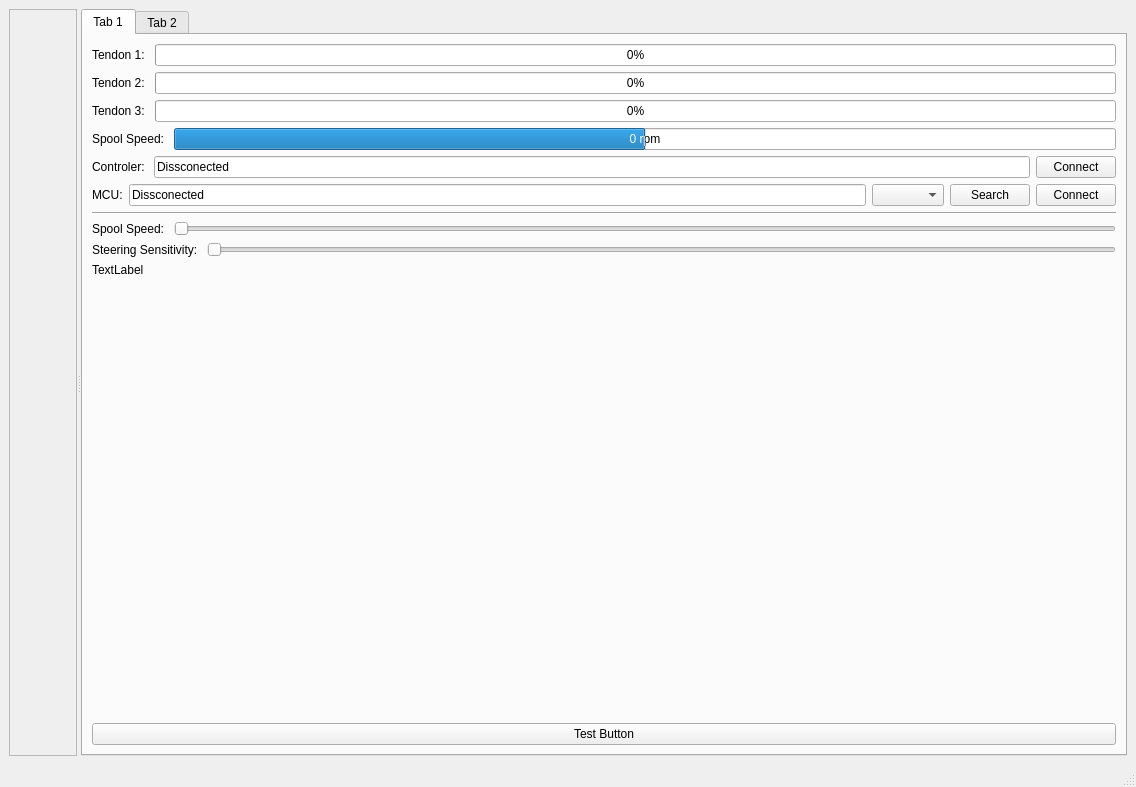
Before: the Qt Designer form supervisor/generated_ui/main.ui in crummyh/stem-research-2025-2026, drawn with Qt 5.
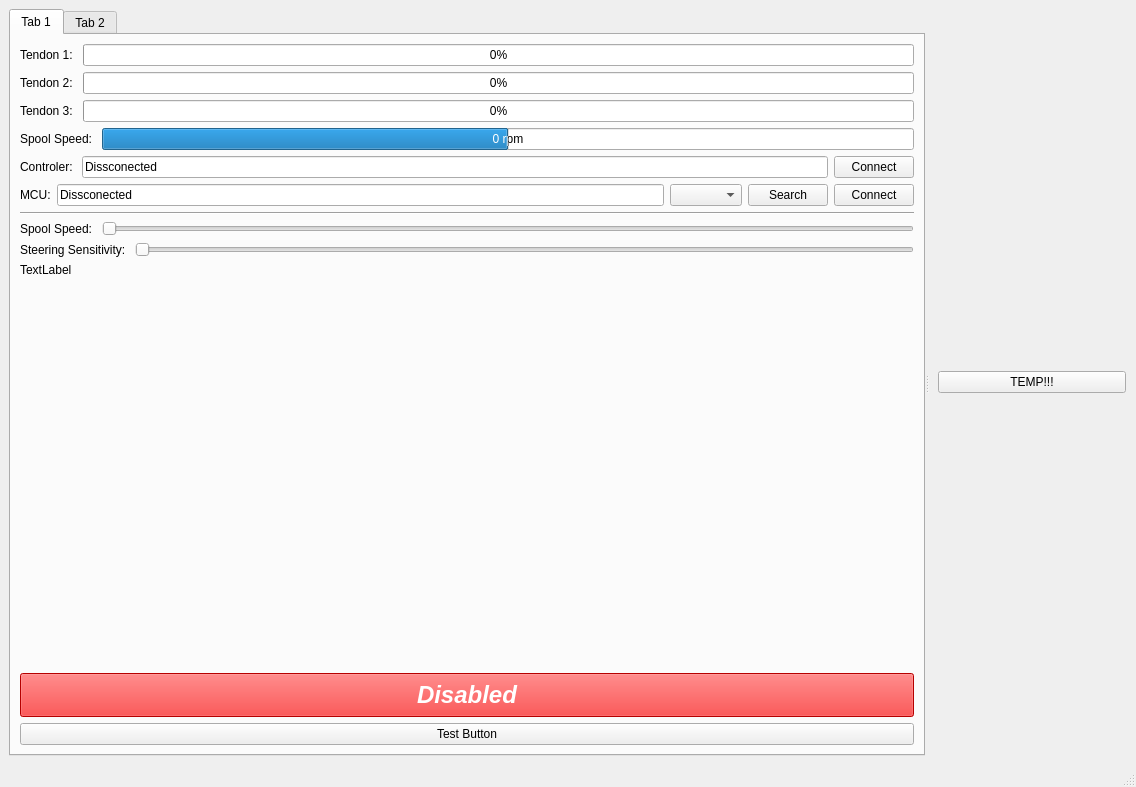
After: the same form once the commit is applied. The open tabs and pages were chosen to show the change.

Patch:
```diff
--- a/supervisor/generated_ui/main.ui
+++ b/supervisor/generated_ui/main.ui
@@ -23,32 +23,15 @@
       <property name="orientation">
        <enum>Qt::Horizontal</enum>
       </property>
-      <widget class="QFrame" name="videoframe">
+      <widget class="QTabWidget" name="tabs">
        <property name="sizePolicy">
-        <sizepolicy hsizetype="Preferred" vsizetype="Preferred">
+        <sizepolicy hsizetype="Expanding" vsizetype="Expanding">
          <horstretch>0</horstretch>
          <verstretch>0</verstretch>
         </sizepolicy>
        </property>
-       <property name="frameShape">
-        <enum>QFrame::StyledPanel</enum>
-       </property>
-       <property name="frameShadow">
-        <enum>QFrame::Raised</enum>
-       </property>
-       <layout class="QHBoxLayout" name="horizontalLayout_2">
-        <item>
-         <widget class="QLabel" name="videolabel">
-          <property name="text">
-           <string/>
-          </property>
-         </widget>
-        </item>
-       </layout>
-      </widget>
-      <widget class="QTabWidget" name="tabs">
-       <property name="currentIndex">
-        <number>1</number>
+       <property name="tabShape">
+        <enum>QTabWidget::Rounded</enum>
        </property>
        <widget class="QWidget" name="mainTab">
         <attribute name="title">
@@ -283,6 +266,54 @@
            </property>
           </spacer>
          </item>
+         <item>
+          <widget class="QPushButton" name="activationButton">
+           <property name="enabled">
+            <bool>true</bool>
+           </property>
+           <property name="sizePolicy">
+            <sizepolicy hsizetype="Minimum" vsizetype="Fixed">
+             <horstretch>0</horstretch>
+             <verstretch>0</verstretch>
+            </sizepolicy>
+           </property>
+           <property name="minimumSize">
+            <size>
+             <width>0</width>
+             <height>44</height>
+            </size>
+           </property>
+           <property name="baseSize">
+            <size>
+             <width>0</width>
+             <height>0</height>
+            </size>
+           </property>
+           <property name="font">
+            <font>
+             <pointsize>18</pointsize>
+             <italic>true</italic>
+             <bold>true</bold>
+             <underline>false</underline>
+            </font>
+           </property>
+           <property name="styleSheet">
+            <string notr="true">QPushButton {
+	background-color: red;
+	color: white;
+}</string>
+           </property>
+           <property name="text">
+            <string>Disabled</string>
+           </property>
+           <property name="default">
+            <bool>false</bool>
+           </property>
+           <property name="flat">
+            <bool>false</bool>
+           </property>
+          </widget>
+         </item>
          <item>
           <widget class="QPushButton" name="testBtn">
            <property name="text">
@@ -328,6 +359,20 @@
         </layout>
        </widget>
       </widget>
+      <widget class="QFrame" name="rightFrame">
+       <layout class="QVBoxLayout" name="rightLayout">
+        <property name="rightMargin">
+         <number>1</number>
+        </property>
+        <item>
+         <widget class="QPushButton" name="pushButton">
+          <property name="text">
+           <string>TEMP!!!</string>
+          </property>
+         </widget>
+        </item>
+       </layout>
+      </widget>
      </widget>
     </item>
    </layout>
```
Left out of the diff: 6 changed lines with no effect on the pictures.
